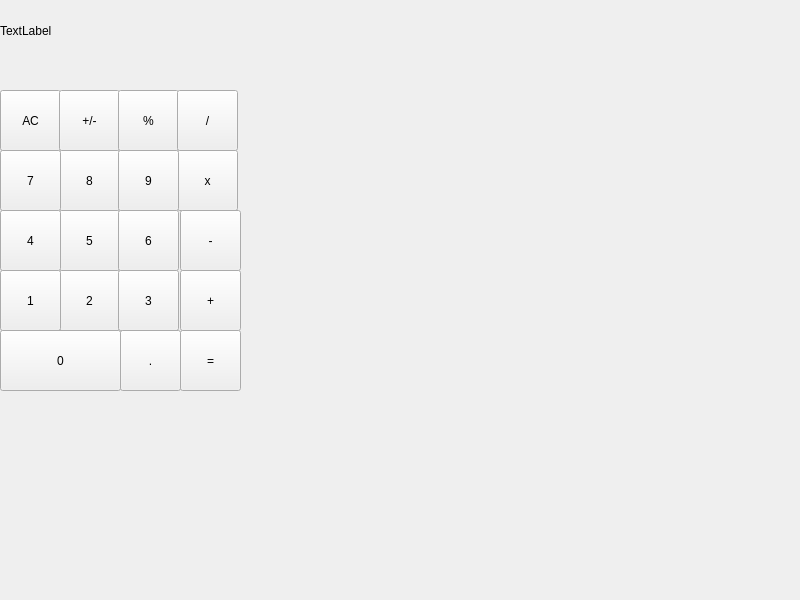
The window that Calculator/mainwindow.ui (alex-sava/Projects) describes before a commit, drawn with Qt 5.
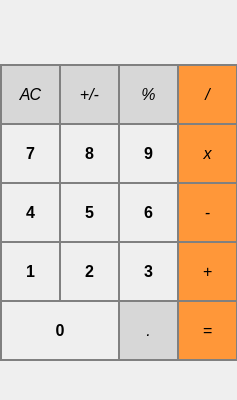
The same window after the commit.

What changed in the file:
```diff
--- a/Calculator/mainwindow.ui
+++ b/Calculator/mainwindow.ui
@@ -6,10 +6,22 @@
    <rect>
     <x>0</x>
     <y>0</y>
-    <width>800</width>
-    <height>600</height>
+    <width>237</width>
+    <height>400</height>
    </rect>
   </property>
+  <property name="minimumSize">
+   <size>
+    <width>237</width>
+    <height>360</height>
+   </size>
+  </property>
+  <property name="maximumSize">
+   <size>
+    <width>237</width>
+    <height>400</height>
+   </size>
+  </property>
   <property name="windowTitle">
    <string>MainWindow</string>
   </property>
@@ -19,25 +31,56 @@
      <rect>
       <x>0</x>
       <y>0</y>
-      <width>241</width>
-      <height>61</height>
+      <width>231</width>
+      <height>60</height>
      </rect>
     </property>
     <property name="minimumSize">
      <size>
-      <width>241</width>
-      <height>61</height>
+      <width>200</width>
+      <height>60</height>
      </size>
     </property>
+    <property name="font">
+     <font>
+      <pointsize>22</pointsize>
+      <bold>false</bold>
+      <kerning>true</kerning>
+     </font>
+    </property>
+    <property name="whatsThis">
+     <string>&lt;html&gt;&lt;head/&gt;&lt;body&gt;&lt;p&gt;&lt;br/&gt;&lt;/p&gt;&lt;/body&gt;&lt;/html&gt;</string>
+    </property>
+    <property name="layoutDirection">
+     <enum>Qt::LeftToRight</enum>
+    </property>
+    <property name="autoFillBackground">
+     <bool>false</bool>
+    </property>
+    <property name="styleSheet">
+     <string notr="true"/>
+    </property>
     <property name="text">
-     <string>TextLabel</string>
+     <string>&lt;html&gt;&lt;head/&gt;&lt;body&gt;&lt;p&gt;&lt;br/&gt;&lt;/p&gt;&lt;/body&gt;&lt;/html&gt;</string>
+    </property>
+    <property name="alignment">
+     <set>Qt::AlignRight|Qt::AlignTrailing|Qt::AlignVCenter</set>
+    </property>
+    <property name="margin">
+     <number>0</number>
+    </property>
+    <property name="indent">
+     <number>5</number>
+    </property>
+    <property name="openExternalLinks">
+     <bool>false</bool>
     </property>
    </widget>
    <widget class="QPushButton" name="pushButton">
     <property name="geometry">
      <rect>
       <x>0</x>
-      <y>90</y>
+      <y>64</y>
       <width>61</width>
       <height>61</height>
      </rect>
@@ -48,15 +91,31 @@
       <height>61</height>
      </size>
     </property>
+    <property name="font">
+     <font>
+      <pointsize>12</pointsize>
+      <italic>true</italic>
+     </font>
+    </property>
+    <property name="styleSheet">
+     <string notr="true">QPushButton {
+  background-color: rgb(215, 215, 215);
+  border: 2px solid gray;
+}
+QPushButton:pressed {
+    background-color: qlineargradient(x1: 0, y1: 0, x2: 0, y2: 1,
+                                      stop: 0 #BEBEBE, stop: 1 #D7D7D7);
+}</string>
+    </property>
     <property name="text">
      <string>АС</string>
     </property>
    </widget>
-   <widget class="QPushButton" name="pushButton_2">
+   <widget class="QPushButton" name="pushButton_plus_minus">
     <property name="geometry">
      <rect>
       <x>59</x>
-      <y>90</y>
+      <y>64</y>
       <width>61</width>
       <height>61</height>
      </rect>
@@ -67,15 +126,31 @@
       <height>61</height>
      </size>
     </property>
+    <property name="font">
+     <font>
+      <pointsize>12</pointsize>
+      <italic>true</italic>
+     </font>
+    </property>
+    <property name="styleSheet">
+     <string notr="true">QPushButton {
+  background-color: rgb(215, 215, 215);
+  border: 2px solid gray;
+}
+QPushButton:pressed {
+    background-color: qlineargradient(x1: 0, y1: 0, x2: 0, y2: 1,
+                                      stop: 0 #BEBEBE, stop: 1 #D7D7D7);
+}</string>
+    </property>
     <property name="text">
      <string>+/-</string>
     </property>
    </widget>
-   <widget class="QPushButton" name="pushButton_3">
+   <widget class="QPushButton" name="pushButton_percent">
     <property name="geometry">
      <rect>
       <x>118</x>
-      <y>90</y>
+      <y>64</y>
       <width>61</width>
       <height>61</height>
      </rect>
@@ -86,15 +161,31 @@
       <height>61</height>
      </size>
     </property>
+    <property name="font">
+     <font>
+      <pointsize>12</pointsize>
+      <italic>true</italic>
+     </font>
+    </property>
+    <property name="styleSheet">
+     <string notr="true">QPushButton {
+  background-color: rgb(215, 215, 215);
+  border: 2px solid gray;
+}
+QPushButton:pressed {
+    background-color: qlineargradient(x1: 0, y1: 0, x2: 0, y2: 1,
+                                      stop: 0 #BEBEBE, stop: 1 #D7D7D7);
+}</string>
+    </property>
     <property name="text">
      <string>%</string>
     </property>
    </widget>
-   <widget class="QPushButton" name="pushButton_4">
+   <widget class="QPushButton" name="pushButton_divide">
     <property name="geometry">
      <rect>
       <x>177</x>
-      <y>90</y>
+      <y>64</y>
       <width>61</width>
       <height>61</height>
      </rect>
@@ -105,15 +196,32 @@
       <height>61</height>
      </size>
     </property>
+    <property name="font">
+     <font>
+      <pointsize>12</pointsize>
+      <italic>true</italic>
+     </font>
+    </property>
+    <property name="styleSheet">
+     <string notr="true">QPushButton {
+  background-color: rgb(255, 151, 57);
+  border: 2px solid gray;
+}
+
+QPushButton:pressed {
+    background-color: qlineargradient(x1: 0, y1: 0, x2: 0, y2: 1,
+                                      stop: 0 #FF7832, stop: 1 #FF9739);
+}</string>
+    </property>
     <property name="text">
      <string>/</string>
     </property>
    </widget>
-   <widget class="QPushButton" name="pushButton_5">
+   <widget class="QPushButton" name="pushButton_mult">
     <property name="geometry">
      <rect>
       <x>177</x>
-      <y>150</y>
+      <y>123</y>
       <width>61</width>
       <height>61</height>
      </rect>
@@ -124,6 +232,23 @@
       <height>61</height>
      </size>
     </property>
+    <property name="font">
+     <font>
+      <pointsize>12</pointsize>
+      <italic>true</italic>
+     </font>
+    </property>
+    <property name="styleSheet">
+     <string notr="true">QPushButton {
+  background-color: rgb(255, 151, 57);
+  border: 2px solid gray;
+}
+
+QPushButton:pressed {
+    background-color: qlineargradient(x1: 0, y1: 0, x2: 0, y2: 1,
+                                      stop: 0 #FF7832, stop: 1 #FF9739);
+}</string>
+    </property>
     <property name="text">
      <string>х</string>
     </property>
@@ -132,7 +257,7 @@
     <property name="geometry">
      <rect>
       <x>59</x>
-      <y>150</y>
+      <y>123</y>
       <width>61</width>
       <height>61</height>
      </rect>
@@ -143,6 +268,21 @@
       <height>61</height>
      </size>
     </property>
+    <property name="font">
+     <font>
+      <pointsize>12</pointsize>
+      <bold>true</bold>
+     </font>
+    </property>
+    <property name="styleSheet">
+     <string notr="true">QPushButton {
+   border: 2px solid gray;
+}
+QPushButton:pressed {
+    background-color: qlineargradient(x1: 0, y1: 0, x2: 0, y2: 1,
+                                      stop: 0 #dadbde, stop: 1 #f6f7fa);
+}</string>
+    </property>
     <property name="text">
      <string>8</string>
     </property>
@@ -151,7 +291,7 @@
     <property name="geometry">
      <rect>
       <x>118</x>
-      <y>150</y>
+      <y>123</y>
       <width>61</width>
       <height>61</height>
      </rect>
@@ -162,6 +302,21 @@
       <height>61</height>
      </size>
     </property>
+    <property name="font">
+     <font>
+      <pointsize>12</pointsize>
+      <bold>true</bold>
+     </font>
+    </property>
+    <property name="styleSheet">
+     <string notr="true">QPushButton {
+   border: 2px solid gray;
+}
+QPushButton:pressed {
+    background-color: qlineargradient(x1: 0, y1: 0, x2: 0, y2: 1,
+                                      stop: 0 #dadbde, stop: 1 #f6f7fa);
+}</string>
+    </property>
     <property name="text">
      <string>9</string>
     </property>
@@ -170,7 +325,7 @@
     <property name="geometry">
      <rect>
       <x>0</x>
-      <y>150</y>
+      <y>123</y>
       <width>61</width>
       <height>61</height>
      </rect>
@@ -181,15 +336,30 @@
       <height>61</height>
      </size>
     </property>
+    <property name="font">
+     <font>
+      <pointsize>12</pointsize>
+      <bold>true</bold>
+     </font>
+    </property>
+    <property name="styleSheet">
+     <string notr="true">QPushButton {
+   border: 2px solid gray;
+}
+QPushButton:pressed {
+    background-color: qlineargradient(x1: 0, y1: 0, x2: 0, y2: 1,
+                                      stop: 0 #dadbde, stop: 1 #f6f7fa);
+}</string>
+    </property>
     <property name="text">
      <string>7</string>
     </property>
    </widget>
-   <widget class="QPushButton" name="pushButton_9">
+   <widget class="QPushButton" name="pushButton_minus">
     <property name="geometry">
      <rect>
-      <x>180</x>
-      <y>210</y>
+      <x>177</x>
+      <y>182</y>
       <width>61</width>
       <height>61</height>
      </rect>
@@ -200,15 +370,32 @@
       <height>61</height>
      </size>
     </property>
+    <property name="font">
+     <font>
+      <pointsize>12</pointsize>
+      <italic>true</italic>
+     </font>
+    </property>
+    <property name="styleSheet">
+     <string notr="true">QPushButton {
+  background-color: rgb(255, 151, 57);
+  border: 2px solid gray;
+}
+
+QPushButton:pressed {
+    background-color: qlineargradient(x1: 0, y1: 0, x2: 0, y2: 1,
+                                      stop: 0 #FF7832, stop: 1 #FF9739);
+}</string>
+    </property>
     <property name="text">
      <string>-</string>
     </property>
    </widget>
-   <widget class="QPushButton" name="pushButton_10">
+   <widget class="QPushButton" name="pushButton_5">
     <property name="geometry">
      <rect>
       <x>59</x>
-      <y>210</y>
+      <y>182</y>
       <width>61</width>
       <height>61</height>
      </rect>
@@ -219,15 +406,30 @@
       <height>61</height>
      </size>
     </property>
+    <property name="font">
+     <font>
+      <pointsize>12</pointsize>
+      <bold>true</bold>
+     </font>
+    </property>
+    <property name="styleSheet">
+     <string notr="true">QPushButton {
+   border: 2px solid gray;
+}
+QPushButton:pressed {
+    background-color: qlineargradient(x1: 0, y1: 0, x2: 0, y2: 1,
+                                      stop: 0 #dadbde, stop: 1 #f6f7fa);
+}</string>
+    </property>
     <property name="text">
      <string>5</string>
     </property>
    </widget>
-   <widget class="QPushButton" name="pushButton_11">
+   <widget class="QPushButton" name="pushButton_6">
     <property name="geometry">
      <rect>
       <x>118</x>
-      <y>210</y>
+      <y>182</y>
       <width>61</width>
       <height>61</height>
      </rect>
@@ -238,15 +440,30 @@
       <height>61</height>
      </size>
     </property>
+    <property name="font">
+     <font>
+      <pointsize>12</pointsize>
+      <bold>true</bold>
+     </font>
+    </property>
+    <property name="styleSheet">
+     <string notr="true">QPushButton {
+   border: 2px solid gray;
+}
+QPushButton:pressed {
+    background-color: qlineargradient(x1: 0, y1: 0, x2: 0, y2: 1,
+                                      stop: 0 #dadbde, stop: 1 #f6f7fa);
+}</string>
+    </property>
     <property name="text">
      <string>6</string>
     </property>
    </widget>
-   <widget class="QPushButton" name="pushButton_12">
+   <widget class="QPushButton" name="pushButton_4">
     <property name="geometry">
      <rect>
       <x>0</x>
-      <y>210</y>
+      <y>182</y>
       <width>61</width>
       <height>61</height>
      </rect>
@@ -257,6 +474,21 @@
       <height>61</height>
      </size>
     </property>
+    <property name="font">
+     <font>
+      <pointsize>12</pointsize>
+      <bold>true</bold>
+     </font>
+    </property>
+    <property name="styleSheet">
+     <string notr="true">QPushButton {
+   border: 2px solid gray;
+}
+QPushButton:pressed {
+    background-color: qlineargradient(x1: 0, y1: 0, x2: 0, y2: 1,
+                                      stop: 0 #dadbde, stop: 1 #f6f7fa);
+}</string>
+    </property>
     <property name="text">
      <string>4</string>
     </property>
@@ -264,8 +496,8 @@
    <widget class="QPushButton" name="pushButton_13">
     <property name="geometry">
      <rect>
-      <x>180</x>
-      <y>270</y>
+      <x>177</x>
+      <y>241</y>
       <width>61</width>
       <height>61</height>
      </rect>
@@ -276,15 +508,32 @@
       <height>61</height>
      </size>
     </property>
+    <property name="font">
+     <font>
+      <pointsize>12</pointsize>
+      <italic>true</italic>
+     </font>
+    </property>
+    <property name="styleSheet">
+     <string notr="true">QPushButton {
+  background-color: rgb(255, 151, 57);
+  border: 2px solid gray;
+}
+
+QPushButton:pressed {
+    background-color: qlineargradient(x1: 0, y1: 0, x2: 0, y2: 1,
+                                      stop: 0 #FF7832, stop: 1 #FF9739);
+}</string>
+    </property>
     <property name="text">
      <string>+</string>
     </property>
    </widget>
-   <widget class="QPushButton" name="pushButton_14">
+   <widget class="QPushButton" name="pushButton_2">
     <property name="geometry">
      <rect>
       <x>59</x>
-      <y>270</y>
+      <y>241</y>
       <width>61</width>
       <height>61</height>
      </rect>
@@ -295,15 +544,30 @@
       <height>61</height>
      </size>
     </property>
+    <property name="font">
+     <font>
+      <pointsize>12</pointsize>
+      <bold>true</bold>
+     </font>
+    </property>
+    <property name="styleSheet">
+     <string notr="true">QPushButton {
+   border: 2px solid gray;
+}
+QPushButton:pressed {
+    background-color: qlineargradient(x1: 0, y1: 0, x2: 0, y2: 1,
+                                      stop: 0 #dadbde, stop: 1 #f6f7fa);
+}</string>
+    </property>
     <property name="text">
      <string>2</string>
     </property>
    </widget>
-   <widget class="QPushButton" name="pushButton_15">
+   <widget class="QPushButton" name="pushButton_3">
     <property name="geometry">
      <rect>
       <x>118</x>
-      <y>270</y>
+      <y>241</y>
       <width>61</width>
       <height>61</height>
      </rect>
@@ -314,6 +578,21 @@
       <height>61</height>
      </size>
     </property>
+    <property name="font">
+     <font>
+      <pointsize>12</pointsize>
+      <bold>true</bold>
+     </font>
+    </property>
+    <property name="styleSheet">
+     <string notr="true">QPushButton {
+   border: 2px solid gray;
+}
+QPushButton:pressed {
+    background-color: qlineargradient(x1: 0, y1: 0, x2: 0, y2: 1,
+                                      stop: 0 #dadbde, stop: 1 #f6f7fa);
+}</string>
+    </property>
     <property name="text">
      <string>3</string>
     </property>
@@ -322,7 +601,7 @@
     <property name="geometry">
      <rect>
       <x>0</x>
-      <y>270</y>
+      <y>241</y>
       <width>61</width>
       <height>61</height>
      </rect>
@@ -333,6 +612,21 @@
       <height>61</height>
      </size>
     </property>
+    <property name="font">
+     <font>
+      <pointsize>12</pointsize>
+      <bold>true</bold>
+     </font>
+    </property>
+    <property name="styleSheet">
+     <string notr="true">QPushButton {
+   border: 2px solid gray;
+}
+QPushButton:pressed {
+    background-color: qlineargradient(x1: 0, y1: 0, x2: 0, y2: 1,
+                                      stop: 0 #dadbde, stop: 1 #f6f7fa);
+}</string>
+    </property>
     <property name="text">
      <string>1</string>
     </property>
@@ -340,8 +634,8 @@
    <widget class="QPushButton" name="pushButton_17">
     <property name="geometry">
      <rect>
-      <x>180</x>
-      <y>330</y>
+      <x>177</x>
+      <y>300</y>
       <width>61</width>
       <height>61</height>
      </rect>
@@ -352,6 +646,23 @@
       <height>61</height>
      </size>
     </property>
+    <property name="font">
+     <font>
+      <pointsize>12</pointsize>
+      <italic>true</italic>
+     </font>
+    </property>
+    <property name="styleSheet">
+     <string notr="true">QPushButton {
+  background-color: rgb(255, 151, 57);
+  border: 2px solid gray;
+}
+
+QPushButton:pressed {
+    background-color: qlineargradient(x1: 0, y1: 0, x2: 0, y2: 1,
+                                      stop: 0 #FF7832, stop: 1 #FF9739);
+}</string>
+    </property>
     <property name="text">
      <string>=</string>
     </property>
@@ -359,8 +670,8 @@
    <widget class="QPushButton" name="pushButton_19">
     <property name="geometry">
      <rect>
-      <x>120</x>
-      <y>330</y>
+      <x>118</x>
+      <y>300</y>
       <width>61</width>
       <height>61</height>
      </rect>
@@ -371,6 +682,22 @@
       <height>61</height>
      </size>
     </property>
+    <property name="font">
+     <font>
+      <pointsize>12</pointsize>
+      <italic>true</italic>
+     </font>
+    </property>
+    <property name="styleSheet">
+     <string notr="true">QPushButton {
+  background-color: rgb(215, 215, 215);
+  border: 2px solid gray;
+}
+QPushButton:pressed {
+    background-color: qlineargradient(x1: 0, y1: 0, x2: 0, y2: 1,
+                                      stop: 0 #BEBEBE, stop: 1 #D7D7D7);
+}</string>
+    </property>
     <property name="text">
      <string>.</string>
     </property>
@@ -379,8 +706,8 @@
     <property name="geometry">
      <rect>
       <x>0</x>
-      <y>330</y>
-      <width>121</width>
+      <y>300</y>
+      <width>120</width>
       <height>61</height>
      </rect>
     </property>
@@ -390,10 +717,43 @@
       <height>61</height>
      </size>
     </property>
+    <property name="font">
+     <font>
+      <pointsize>12</pointsize>
+      <bold>true</bold>
+     </font>
+    </property>
+    <property name="styleSheet">
+     <string notr="true">QPushButton {
+   border: 2px solid gray;
+}
+QPushButton:pressed {
+    background-color: qlineargradient(x1: 0, y1: 0, x2: 0, y2: 1,
+                                      stop: 0 #dadbde, stop: 1 #f6f7fa);
+}</string>
+    </property>
     <property name="text">
      <string>0</string>
     </property>
    </widget>
+   <widget class="QLabel" name="bottom_label">
+    <property name="geometry">
+     <rect>
+      <x>0</x>
+      <y>370</y>
+      <width>231</width>
+      <height>30</height>
+     </rect>
+    </property>
+    <property name="font">
+     <font>
+      <pointsize>13</pointsize>
+     </font>
+    </property>
+    <property name="text">
+     <string/>
+    </property>
+   </widget>
   </widget>
  </widget>
  <resources/>
```
Left out of the diff: 20 changed lines with no effect on the pictures.
